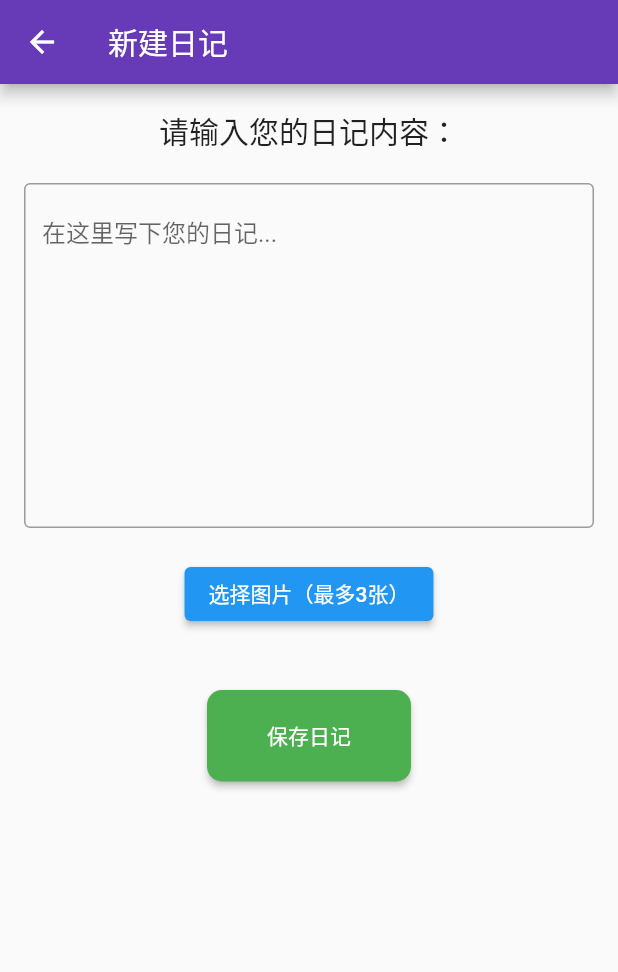
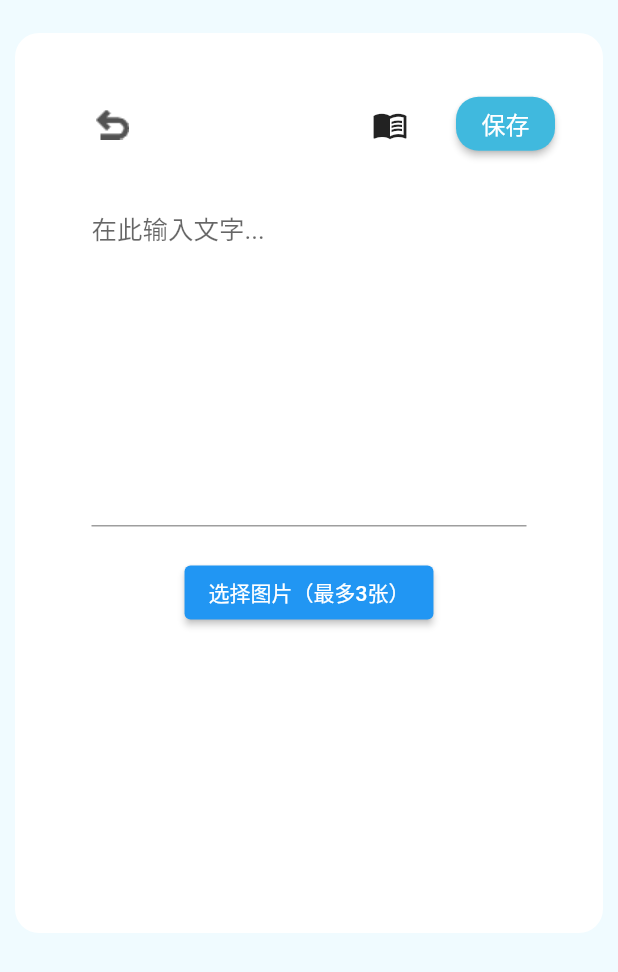
Before and after one commit to Lenc1/Memo-2.0, a Flutter app: the screen it shows after launch, after a tap on "添加Memo", on a phone screen of 412 x 824 dp. Shown: the top 972 px of the screen. Run offline on Flutter 3.47's test engine with Material 2 defaults, Android fonts, the light colour scheme and no system bars; our stand-ins replace flutter_heatmap_calendar, flutter_markdown, image_picker.

Commit message:
upgrade UI

```diff
--- a/lib/main.dart
+++ b/lib/main.dart
@@ -61,6 +61,13 @@ class _MyHomePageState extends State<MyHomePage> {
       });
     }
   }
+  String _getCurrentDate() {
+    // 获取当前日期
+    DateTime now = DateTime.now();
+
+    // 格式化为字符串，格式为 YYYY-MM-DD
+    return "${now.year}-${now.month.toString().padLeft(2, '0')}-${now.day.toString().padLeft(2, '0')}";
+  }
 
   @override
   Widget build(BuildContext context) {
@@ -74,8 +81,8 @@ class _MyHomePageState extends State<MyHomePage> {
             margin:
                 const EdgeInsets.only(top: 22,right: 26,left: 26),
             decoration: BoxDecoration(
-              color: Colors.white, // 设置背景颜色为白色
-              borderRadius: BorderRadius.circular(16), // 设置圆角
+              color: Colors.white,
+              borderRadius: BorderRadius.circular(16),
             ),
             child: Column(
               children: [
@@ -198,9 +205,9 @@ class _MyHomePageState extends State<MyHomePage> {
                         child: Container(
                           margin: const EdgeInsets.only(
                               top: 16, left: 22, bottom: 68),
-                          child: const Text(
-                            '2025.01.26',
-                            style: TextStyle(
+                          child: Text(
+                            _getCurrentDate(),
+                            style: const TextStyle(
                               fontSize: 24,
                               fontWeight: FontWeight.w900,
                             ),
@@ -251,14 +258,15 @@ class _MyHomePageState extends State<MyHomePage> {
             ),
             child: Padding(
               padding: const EdgeInsets.all(20),
-              child: Column(
+              child: Column( // TODO: 热力图
                 children: [
                   const SizedBox(height: 30),
+
                 ],
               ),
             ),
           ),
-          Expanded(
+          Expanded( // TODO: 日记列表美化
             child: ListView.builder(
               itemCount: _diaries.length,
               itemBuilder: (context, index) {
--- a/lib/new_diary.dart
+++ b/lib/new_diary.dart
@@ -1,5 +1,6 @@
 // new_diary.dart
 import 'package:flutter/material.dart';
+import 'package:flutter_markdown/flutter_markdown.dart';
 import 'package:image_picker/image_picker.dart';
 import 'dart:io';
 
@@ -43,30 +44,115 @@ class _NewDiaryPageState extends State<NewDiaryPage> {
     }
   }
 
+  String _inputText = '';
+  bool _isEditing = true;
+
   @override
   Widget build(BuildContext context) {
     return Scaffold(
-      appBar: AppBar(
-        title: const Text('新建日记'),
-        backgroundColor: Colors.deepPurple,
+      backgroundColor: const Color.fromRGBO(240, 251, 255, 1),
+      body: Align(
+        alignment: Alignment.topCenter,
+        child: Container(
+          width: 392,
+          height: 600,
+          margin: const EdgeInsets.only(top: 22, left: 10, right: 10),
+          decoration: BoxDecoration(
+            color: Colors.white,
+            borderRadius: BorderRadius.circular(16),
           ),
-      body: Padding(
-        padding: const EdgeInsets.all(16.0),
           child: Column(
+            children: [
+              Column(
                 children: <Widget>[
-            const Text(
-              '请输入您的日记内容：',
-              style: TextStyle(fontSize: 20),
+                  Row(
+                    children: [
+                      GestureDetector(
+                        onTap: () {
+                          print("back");
+                          Navigator.pop(context);
+                        },
+                        child: Container(
+                          width: 22,
+                          height: 20,
+                          margin: const EdgeInsets.only(top: 37, left: 54),
+                          decoration: const BoxDecoration(
+                            image: DecorationImage(
+                              image: AssetImage('lib/assets/back.png'),
+                              fit: BoxFit.cover,
+                            ),
+                          ),
+                        ),
+                      ),
+                      Container(
+                        margin: EdgeInsets.only(top:37,left: 150),
+                        child: IconButton(
+                          icon: Icon(_isEditing ? Icons.menu_book : Icons.edit),
+                          onPressed: () {
+                            setState(() {
+                              _isEditing = !_isEditing;
+                            });
+                          },
+                        ),
+                      ),
+                      Container(
+                        margin: const EdgeInsets.only(left: 20, top: 36),
+                        child: ElevatedButton(
+                          onPressed: _saveDiary,
+                          style: ElevatedButton.styleFrom(
+                            primary: const Color.fromRGBO(64, 185, 222, 1),
+                            padding: const EdgeInsets.symmetric(
+                                horizontal: 17, vertical: 2),
+                            shape: RoundedRectangleBorder(
+                              borderRadius: BorderRadius.circular(15),
+                            ),
+                          ),
+                          child: const Text(
+                            '保存',
+                            style: TextStyle(
+                              fontSize: 16,
+                              fontWeight: FontWeight.w500,
+                            ),
+                          ),
+                        ),
+                      ),
+
+                    ],
                   ),
                   const SizedBox(height: 20),
+                  Container(
+                    margin: EdgeInsets.only(left: 51, right: 51),
+                    child: Column(
+                      children: [
+                        _isEditing ?
                         TextField(
+                          maxLines: 10,
+                          style: const TextStyle(
+                            fontSize: 17,
+                          ),
                           controller: _controller,
-              maxLines: 10,
-              decoration: InputDecoration(
-                border: OutlineInputBorder(),
-                hintText: '在这里写下您的日记...',
+                          onChanged: (text) {
+                            setState(() {
+                              print("_inputText");
+                              _inputText = text;
+                            });
+                          },
+                          decoration: const InputDecoration(
+                            hintText: '在此输入文字...',
+                          ),
+                          // TODO: markdown显示
+                        ): Expanded(child: SingleChildScrollView(
+                          child: Markdown(
+                          data: _inputText,
+                            styleSheet: MarkdownStyleSheet(
+                              h1: TextStyle(fontSize: 14),
                             ),
                           ),
+                        ))
+                      ],
+                    ),
+                  ),
+
                   const SizedBox(height: 20),
                   ElevatedButton(
                     onPressed: _pickImages,
@@ -82,7 +168,8 @@ class _NewDiaryPageState extends State<NewDiaryPage> {
                         itemCount: _images.length,
                         itemBuilder: (context, index) {
                           return Padding(
-                      padding: const EdgeInsets.symmetric(horizontal: 5.0),
+                            padding:
+                                const EdgeInsets.symmetric(horizontal: 5.0),
                             child: Image.file(
                               _images[index],
                               width: 80,
@@ -95,18 +182,10 @@ class _NewDiaryPageState extends State<NewDiaryPage> {
                     ),
                   ],
                   const SizedBox(height: 20),
-            ElevatedButton(
-              onPressed: _saveDiary,
-              style: ElevatedButton.styleFrom(
-                primary: Colors.green,
-                padding: const EdgeInsets.symmetric(horizontal: 40, vertical: 20),
-                shape: RoundedRectangleBorder(
-                  borderRadius: BorderRadius.circular(10),
-                ),
-              ),
-              child: const Text('保存日记'),
+                ],
               ),
             ],
+          ),
         ),
       ),
     );
--- a/pubspec.yaml
+++ b/pubspec.yaml
@@ -15,6 +15,7 @@ dependencies:
   cupertino_icons: ^1.0.2
   flutter_heatmap_calendar: ^1.0.5
   provider: ^6.1.2
+  flutter_markdown: ^0.6.13
 
 
 dev_dependencies:
@@ -30,3 +31,5 @@ flutter:
     - lib/assets/addition_fill.png
     - lib/assets/tag.png
     - lib/assets/pen.png
+    - lib/assets/back.png
+    - lib/assets/photos.png
```
Also changed, not shown: lib/assets/back.png (added), lib/assets/photos.png (added), pubspec.lock. Lines whose indentation alone changed are shown as unchanged.
